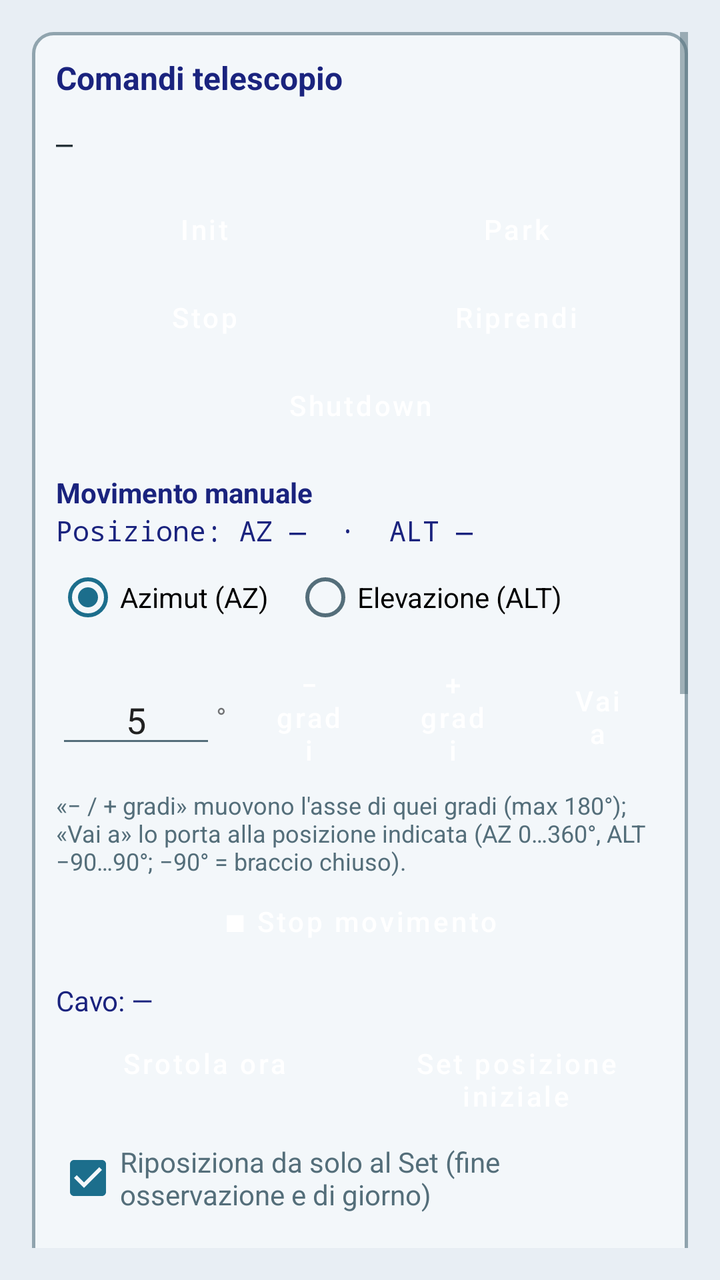
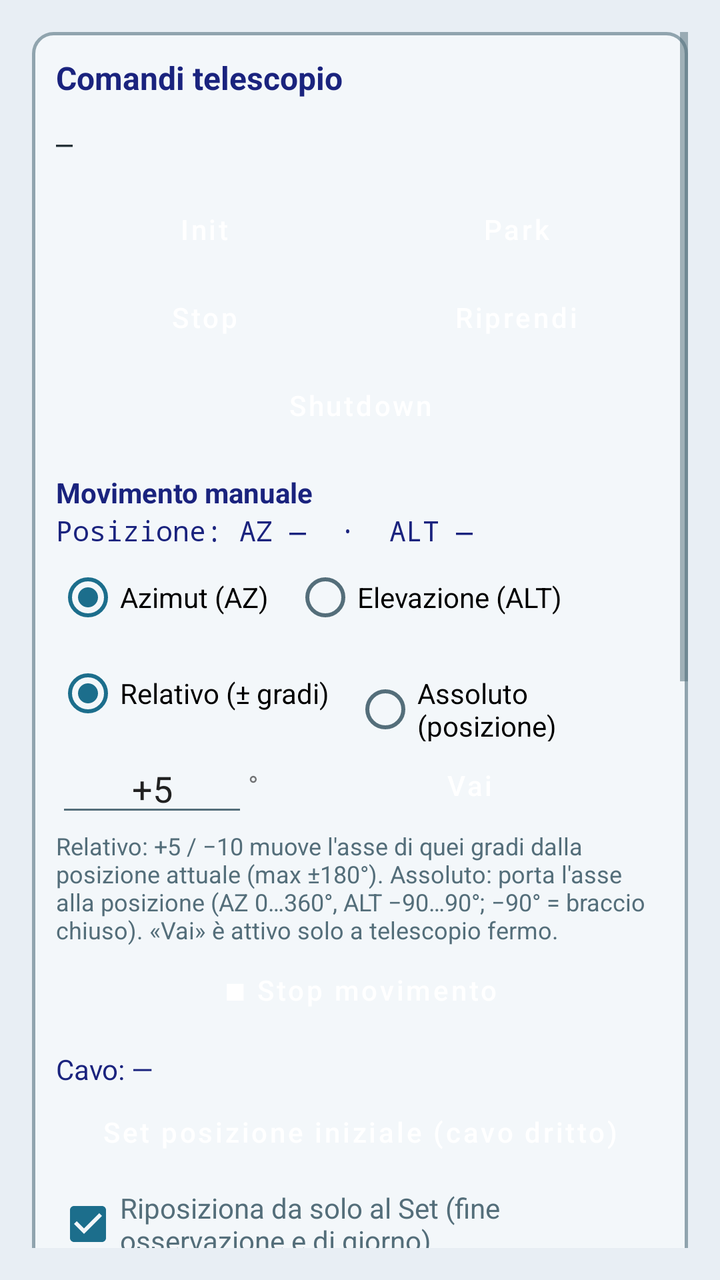

An Android layout rendered at two revisions. The XML below is the earlier revision; the diff shows what the commit changed to produce the second picture.
<!-- AndroidManifest.xml: application theme Theme.VesperaControl -->
<!-- res/layout/fragment_telescopio.xml -->
<?xml version="1.0" encoding="utf-8"?>
<ScrollView xmlns:android="http://schemas.android.com/apk/res/android"
    android:id="@+id/scrollTelescopio"
    android:layout_width="match_parent"
    android:layout_height="match_parent"
    android:background="@color/vespera_bg"
    android:padding="16dp">

    <LinearLayout
        android:layout_width="match_parent"
        android:layout_height="wrap_content"
        android:orientation="vertical"
        android:background="@drawable/bg_section_panel"
        android:padding="12dp">

        <TextView
            android:layout_width="match_parent"
            android:layout_height="wrap_content"
            android:text="@string/card_telescope"
            android:textColor="@color/vespera_title"
            android:textSize="16sp"
            android:textStyle="bold" />

        <TextView
            android:id="@+id/textTelStatus"
            android:layout_width="match_parent"
            android:layout_height="wrap_content"
            android:layout_marginTop="12dp"
            android:fontFamily="monospace"
            android:text="—"
            android:textColor="@color/vespera_text_secondary" />

        <LinearLayout
            android:layout_width="match_parent"
            android:layout_height="wrap_content"
            android:layout_marginTop="12dp"
            android:orientation="horizontal">

            <Button
                android:id="@+id/btnUnpark"
                style="@style/Widget.Vespera.Button.Primary"
                android:layout_width="0dp"
                android:layout_height="wrap_content"
                android:layout_weight="1"
                android:text="@string/btn_unpark" />

            <Button
                android:id="@+id/btnPark"
                style="@style/Widget.Vespera.Button.Primary"
                android:layout_width="0dp"
                android:layout_height="wrap_content"
                android:layout_marginStart="8dp"
                android:layout_weight="1"
                android:text="@string/btn_park" />
        </LinearLayout>

        <LinearLayout
            android:layout_width="match_parent"
            android:layout_height="wrap_content"
            android:orientation="horizontal">

            <Button
                android:id="@+id/btnAbort"
                style="@style/Widget.Vespera.Button.Danger"
                android:layout_width="0dp"
                android:layout_height="wrap_content"
                android:layout_weight="1"
                android:text="@string/btn_abort" />

            <Button
                android:id="@+id/btnGoto"
                style="@style/Widget.Vespera.Button.Primary"
                android:layout_width="0dp"
                android:layout_height="wrap_content"
                android:layout_marginStart="8dp"
                android:layout_weight="1"
                android:text="@string/btn_goto" />
        </LinearLayout>

        <Button
            android:id="@+id/btnShutdown"
            style="@style/Widget.Vespera.Button.Warn"
            android:layout_width="match_parent"
            android:layout_height="wrap_content"
            android:text="@string/btn_shutdown" />

        <TextView
            android:layout_width="match_parent"
            android:layout_height="wrap_content"
            android:layout_marginTop="12dp"
            android:text="Movimento manuale"
            android:textColor="@color/vespera_title"
            android:textStyle="bold" />

        <TextView
            android:id="@+id/textMotorPos"
            android:layout_width="match_parent"
            android:layout_height="wrap_content"
            android:fontFamily="monospace"
            android:text="Posizione: AZ —  ·  ALT —"
            android:textColor="@color/vespera_title" />

        <RadioGroup
            android:id="@+id/groupMotorAxis"
            android:layout_width="match_parent"
            android:layout_height="wrap_content"
            android:orientation="horizontal">

            <RadioButton
                android:id="@+id/radioAxisAz"
                android:layout_width="wrap_content"
                android:layout_height="wrap_content"
                android:checked="true"
                android:text="Azimut (AZ)" />

            <RadioButton
                android:id="@+id/radioAxisAlt"
                android:layout_width="wrap_content"
                android:layout_height="wrap_content"
                android:layout_marginStart="12dp"
                android:text="Elevazione (ALT)" />
        </RadioGroup>

        <LinearLayout
            android:layout_width="match_parent"
            android:layout_height="wrap_content"
            android:gravity="center_vertical"
            android:orientation="horizontal">

            <EditText
                android:id="@+id/editAzStep"
                android:layout_width="80dp"
                android:layout_height="wrap_content"
                android:gravity="center"
                android:hint="°"
                android:importantForAutofill="no"
                android:inputType="numberDecimal|numberSigned"
                android:text="5" />

            <TextView
                android:layout_width="wrap_content"
                android:layout_height="wrap_content"
                android:layout_marginEnd="8dp"
                android:text="°" />

            <Button
                android:id="@+id/btnAzMinus"
                style="@style/Widget.Vespera.Button.Primary"
                android:layout_width="0dp"
                android:layout_height="wrap_content"
                android:layout_weight="1"
                android:text="− gradi" />

            <Button
                android:id="@+id/btnAzPlus"
                style="@style/Widget.Vespera.Button.Primary"
                android:layout_width="0dp"
                android:layout_height="wrap_content"
                android:layout_marginStart="6dp"
                android:layout_weight="1"
                android:text="+ gradi" />

            <Button
                android:id="@+id/btnMotorGoto"
                style="@style/Widget.Vespera.Button.Primary"
                android:layout_width="0dp"
                android:layout_height="wrap_content"
                android:layout_marginStart="6dp"
                android:layout_weight="1"
                android:text="Vai a" />
        </LinearLayout>

        <TextView
            android:layout_width="match_parent"
            android:layout_height="wrap_content"
            android:text="«− / + gradi» muovono l'asse di quei gradi (max 180°); «Vai a» lo porta alla posizione indicata (AZ 0…360°, ALT −90…90°; −90° = braccio chiuso)."
            android:textColor="@color/vespera_muted"
            android:textSize="12sp" />

        <Button
            android:id="@+id/btnAzStop"
            style="@style/Widget.Vespera.Button.Danger"
            android:layout_width="match_parent"
            android:layout_height="wrap_content"
            android:text="■ Stop movimento" />

        <TextView
            android:id="@+id/textCable"
            android:layout_width="match_parent"
            android:layout_height="wrap_content"
            android:layout_marginTop="8dp"
            android:text="Cavo: —"
            android:textColor="@color/vespera_title" />

        <LinearLayout
            android:layout_width="match_parent"
            android:layout_height="wrap_content"
            android:orientation="horizontal">

            <Button
                android:id="@+id/btnCableUnwind"
                style="@style/Widget.Vespera.Button.Primary"
                android:layout_width="0dp"
                android:layout_height="wrap_content"
                android:layout_weight="1"
                android:text="Srotola ora" />

            <Button
                android:id="@+id/btnCableZero"
                style="@style/Widget.Vespera.Button.Primary"
                android:layout_width="0dp"
                android:layout_height="wrap_content"
                android:layout_marginStart="8dp"
                android:layout_weight="1"
                android:text="Set posizione iniziale" />
        </LinearLayout>

        <CheckBox
            android:id="@+id/checkCableAuto"
            android:layout_width="match_parent"
            android:layout_height="wrap_content"
            android:checked="true"
            android:text="Riposiziona da solo al Set (fine osservazione e di giorno)"
            android:textColor="@color/vespera_muted" />

        <TextView
            android:id="@+id/textTelescopioLog"
            android:layout_width="match_parent"
            android:layout_height="wrap_content"
            android:layout_marginTop="8dp"
            android:fontFamily="monospace"
            android:text="—"
            android:textColor="@color/vespera_muted" />

        <TextView
            android:layout_width="match_parent"
            android:layout_height="wrap_content"
            android:layout_marginTop="20dp"
            android:text="@string/telescope_section_details"
            android:textColor="@color/vespera_title"
            android:textStyle="bold" />

        <TextView
            android:id="@+id/textTelDetails"
            android:layout_width="match_parent"
            android:layout_height="wrap_content"
            android:layout_marginTop="8dp"
            android:fontFamily="monospace"
            android:lineSpacingExtra="2dp"
            android:text="—"
            android:textColor="@color/vespera_text_secondary" />

        <TextView
            android:layout_width="match_parent"
            android:layout_height="wrap_content"
            android:layout_marginTop="20dp"
            android:text="@string/telescope_section_observe"
            android:textColor="@color/vespera_title"
            android:textStyle="bold" />

        <TextView
            android:layout_width="match_parent"
            android:layout_height="wrap_content"
            android:layout_marginTop="4dp"
            android:text="@string/telescope_observe_hint"
            android:textColor="@color/vespera_muted"
            android:textSize="13sp" />

        <EditText
            android:id="@+id/editObserveQuery"
            android:layout_width="match_parent"
            android:layout_height="wrap_content"
            android:layout_marginTop="8dp"
            android:hint="@string/telescope_observe_query_hint"
            android:imeOptions="actionSearch"
            android:inputType="text"
            android:singleLine="true"
            android:textColor="@color/vespera_text"
            android:textColorHint="@color/vespera_muted" />

        <Button
            android:id="@+id/btnObserveSearch"
            style="@style/Widget.Vespera.Button.Primary"
            android:layout_width="match_parent"
            android:layout_height="wrap_content"
            android:text="@string/telescope_observe_search" />

        <TextView
            android:id="@+id/textObserveVisibility"
            android:layout_width="match_parent"
            android:layout_height="wrap_content"
            android:layout_marginTop="8dp"
            android:textColor="@color/vespera_text_secondary"
            android:textSize="13sp"
            android:visibility="gone" />

        <LinearLayout
            android:id="@+id/listObserveHits"
            android:layout_width="match_parent"
            android:layout_height="wrap_content"
            android:layout_marginTop="8dp"
            android:orientation="vertical"
            android:visibility="gone" />

        <ImageView
            android:id="@+id/imageObservePreview"
            android:layout_width="match_parent"
            android:layout_height="wrap_content"
            android:layout_marginTop="8dp"
            android:adjustViewBounds="true"
            android:background="@color/vespera_bg"
            android:contentDescription="@string/label_preview"
            android:maxHeight="280dp"
            android:scaleType="fitCenter"
            android:visibility="gone" />

        <TextView
            android:id="@+id/textObserveDetails"
            android:layout_width="match_parent"
            android:layout_height="wrap_content"
            android:layout_marginTop="8dp"
            android:textColor="@color/vespera_text_secondary"
            android:visibility="gone" />

        <Button
            android:id="@+id/btnFavToggle"
            style="@style/Widget.Vespera.Button.Slate"
            android:layout_width="match_parent"
            android:layout_height="wrap_content"
            android:layout_marginTop="4dp"
            android:text="@string/fav_add"
            android:visibility="gone" />

        <TextView
            android:id="@+id/textObserveSession"
            android:layout_width="match_parent"
            android:layout_height="wrap_content"
            android:layout_marginTop="4dp"
            android:textColor="@color/vespera_muted"
            android:textSize="13sp"
            android:visibility="gone" />

        <Button
            android:id="@+id/btnObserveStart"
            style="@style/Widget.Vespera.Button.Primary"
            android:layout_width="match_parent"
            android:layout_height="wrap_content"
            android:layout_marginTop="8dp"
            android:text="@string/telescope_observe_start"
            android:visibility="gone" />

        <Button
            android:id="@+id/btnObserveContinue"
            style="@style/Widget.Vespera.Button.Slate"
            android:layout_width="match_parent"
            android:layout_height="wrap_content"
            android:text="@string/telescope_observe_continue"
            android:visibility="gone" />

        <TextView
            android:id="@+id/textObserveResult"
            android:layout_width="match_parent"
            android:layout_height="wrap_content"
            android:layout_marginTop="8dp"
            android:textColor="@color/vespera_muted"
            android:visibility="gone" />

        <TextView
            android:id="@+id/textFavTitle"
            android:layout_width="match_parent"
            android:layout_height="wrap_content"
            android:layout_marginTop="20dp"
            android:text="@string/fav_section"
            android:textColor="@color/vespera_title"
            android:textStyle="bold" />

        <TextView
            android:layout_width="match_parent"
            android:layout_height="wrap_content"
            android:layout_marginTop="4dp"
            android:text="@string/fav_hint"
            android:textColor="@color/vespera_muted"
            android:textSize="13sp" />

        <LinearLayout
            android:layout_width="match_parent"
            android:layout_height="wrap_content"
            android:layout_marginTop="8dp"
            android:gravity="center_vertical"
            android:orientation="horizontal">

            <Button
                android:id="@+id/btnFavPrev"
                style="@style/Widget.Vespera.Button.Slate"
                android:layout_width="56dp"
                android:layout_height="wrap_content"
                android:text="‹"
                android:textSize="20sp" />

            <TextView
                android:id="@+id/textFavDay"
                android:layout_width="0dp"
                android:layout_height="wrap_content"
                android:layout_weight="1"
                android:gravity="center"
                android:textColor="@color/vespera_text"
                android:textStyle="bold" />

            <Button
                android:id="@+id/btnFavNext"
                style="@style/Widget.Vespera.Button.Slate"
                android:layout_width="56dp"
                android:layout_height="wrap_content"
                android:text="›"
                android:textSize="20sp" />
        </LinearLayout>

        <TextView
            android:id="@+id/textFavStatus"
            android:layout_width="match_parent"
            android:layout_height="wrap_content"
            android:layout_marginTop="4dp"
            android:textColor="@color/vespera_muted"
            android:textSize="13sp" />

        <LinearLayout
            android:id="@+id/listFavorites"
            android:layout_width="match_parent"
            android:layout_height="wrap_content"
            android:layout_marginTop="6dp"
            android:orientation="vertical" />

        <Button
            android:id="@+id/btnPlan"
            style="@style/Widget.Vespera.Button.Primary"
            android:layout_width="match_parent"
            android:layout_height="wrap_content"
            android:layout_marginTop="8dp"
            android:text="@string/plan_make" />

        <TextView
            android:id="@+id/textPlan"
            android:layout_width="match_parent"
            android:layout_height="wrap_content"
            android:layout_marginTop="6dp"
            android:textColor="@color/vespera_text_secondary"
            android:textSize="13sp"
            android:visibility="gone" />

        <LinearLayout
            android:id="@+id/listPlanPeriods"
            android:layout_width="match_parent"
            android:layout_height="wrap_content"
            android:layout_marginTop="4dp"
            android:orientation="vertical" />

        <Button
            android:id="@+id/btnPlanPropose"
            style="@style/Widget.Vespera.Button.Slate"
            android:layout_width="match_parent"
            android:layout_height="wrap_content"
            android:text="@string/plan_propose"
            android:visibility="gone" />

        <LinearLayout
            android:id="@+id/rowPlanActions"
            android:layout_width="match_parent"
            android:layout_height="wrap_content"
            android:orientation="horizontal"
            android:visibility="gone">

            <Button
                android:id="@+id/btnPlanSave"
                style="@style/Widget.Vespera.Button.Slate"
                android:layout_width="0dp"
                android:layout_height="wrap_content"
                android:layout_weight="1"
                android:text="@string/plan_save" />

            <Button
                android:id="@+id/btnPlanSend"
                style="@style/Widget.Vespera.Button.Primary"
                android:layout_width="0dp"
                android:layout_height="wrap_content"
                android:layout_marginStart="8dp"
                android:layout_weight="1"
                android:text="@string/plan_send" />
        </LinearLayout>

        <Button
            android:id="@+id/btnPlanDelete"
            style="@style/Widget.Vespera.Button.Danger"
            android:layout_width="match_parent"
            android:layout_height="wrap_content"
            android:text="@string/plan_delete"
            android:visibility="gone" />

        <TextView
            android:layout_width="match_parent"
            android:layout_height="wrap_content"
            android:layout_marginTop="12dp"
            android:text="@string/plan_helper_title"
            android:textColor="@color/vespera_title"
            android:textStyle="bold" />

        <TextView
            android:id="@+id/textPlanHelper"
            android:layout_width="match_parent"
            android:layout_height="wrap_content"
            android:layout_marginTop="4dp"
            android:textColor="@color/vespera_text"
            android:textSize="14sp" />

        <Button
            android:id="@+id/btnPlanCancel"
            style="@style/Widget.Vespera.Button.Warn"
            android:layout_width="match_parent"
            android:layout_height="wrap_content"
            android:text="@string/plan_cancel"
            android:visibility="gone" />

        <TextView
            android:id="@+id/textPlansTitle"
            android:layout_width="match_parent"
            android:layout_height="wrap_content"
            android:layout_marginTop="12dp"
            android:text="@string/plan_saved"
            android:textColor="@color/vespera_title"
            android:textStyle="bold"
            android:visibility="gone" />

        <LinearLayout
            android:id="@+id/listPlans"
            android:layout_width="match_parent"
            android:layout_height="wrap_content"
            android:layout_marginTop="4dp"
            android:orientation="vertical" />
    </LinearLayout>
</ScrollView>
<!-- resources referenced by this layout -->
<resources>
  <color name="vespera_bg">#FFE8EEF4</color>
  <color name="vespera_muted">#FF546E7A</color>
  <color name="vespera_text">#FF212121</color>
  <color name="vespera_text_secondary">#FF263238</color>
  <color name="vespera_title">#FF1A237E</color>
  <!-- drawable bg_section_panel (drawable) -->
  <?xml version="1.0" encoding="utf-8"?>
  <shape xmlns:android="http://schemas.android.com/apk/res/android"
      android:shape="rectangle">
      <solid android:color="@color/vespera_surface" />
      <corners android:radius="10dp" />
      <stroke
          android:width="1.5dp"
          android:color="@color/vespera_panel_stroke" />
  </shape>
  <string name="btn_abort">Stop</string>
  <string name="btn_goto">Riprendi</string>
  <string name="btn_park">Park</string>
  <string name="btn_shutdown">Shutdown</string>
  <string name="btn_unpark">Init</string>
  <string name="card_telescope">Comandi telescopio</string>
  <string name="fav_add">☆ Aggiungi ai preferiti</string>
  <string name="fav_hint">Ordinati per visibilità nella notte scelta (meteo + altezza). Tocca un oggetto per aprirlo.</string>
  <string name="fav_section">Preferiti</string>
  <string name="label_preview">Anteprima</string>
  <string name="plan_cancel">Annulla piano sull\'Helper</string>
  <string name="plan_delete">Elimina piano salvato</string>
  <string name="plan_helper_title">Piano caricato sull\'Helper</string>
  <string name="plan_make">Piano della notte (oggetti spuntati)</string>
  <string name="plan_propose">Proposta automatica</string>
  <string name="plan_save">Salva piano</string>
  <string name="plan_saved">Piani salvati</string>
  <string name="plan_send">Carica sull\'Helper</string>
  <string name="telescope_observe_continue">Continua multi-notte</string>
  <string name="telescope_observe_hint">Cerca in italiano o inglese, anche un nome parziale (Orione, Androm, M4). Se esce una lista, tocca la riga per foto e coordinate.</string>
  <string name="telescope_observe_query_hint">Es. M31, nebulosa di Orione, Androm</string>
  <string name="telescope_observe_search">Cerca</string>
  <string name="telescope_observe_start">Avvia</string>
  <string name="telescope_section_details">Stato dettagliato (Helper)</string>
  <string name="telescope_section_observe">Osserva</string>
  <style name="Widget.Vespera.Button.Danger" parent="Widget.Vespera.Button.Slate">
          <item name="backgroundTint">@color/vespera_rose</item>
      </style>
  <style name="Widget.Vespera.Button.Primary" parent="Widget.Vespera.Button.Slate">
          <item name="backgroundTint">@color/vespera_green</item>
      </style>
  <style name="Widget.Vespera.Button.Slate" parent="Widget.MaterialComponents.Button">
          <item name="backgroundTint">@color/vespera_slate</item>
          <item name="android:textColor">@color/white</item>
          <item name="cornerRadius">6dp</item>
          <item name="android:textAllCaps">false</item>
          <item name="android:minHeight">44dp</item>
          <item name="android:paddingTop">10dp</item>
          <item name="android:paddingBottom">10dp</item>
      </style>
  <style name="Widget.Vespera.Button.Warn" parent="Widget.Vespera.Button.Slate">
          <item name="backgroundTint">@color/vespera_terracotta</item>
      </style>
  <color name="vespera_surface">#FFF3F7FA</color>
  <color name="vespera_panel_stroke">#FF90A4AE</color>
  <color name="vespera_rose">#FFB05757</color>
  <color name="vespera_green">#FF3B7F55</color>
  <color name="vespera_slate">#FF4A6F86</color>
  <color name="white">#FFFFFFFF</color>
  <color name="vespera_terracotta">#FFC0724A</color>
  <color name="vespera_accent">#FF1C6E8C</color>
  <!-- unchanged entries left out for length: 1 -->
</resources>

<!-- the commit's change to res/layout/fragment_telescopio.xml (unified diff, before → after) -->
@@ -121,6 +121,27 @@
                 android:text="Elevazione (ALT)" />
         </RadioGroup>
 
+        <RadioGroup
+            android:id="@+id/groupMotorMode"
+            android:layout_width="match_parent"
+            android:layout_height="wrap_content"
+            android:orientation="horizontal">
+
+            <RadioButton
+                android:id="@+id/radioModeRel"
+                android:layout_width="wrap_content"
+                android:layout_height="wrap_content"
+                android:checked="true"
+                android:text="Relativo (± gradi)" />
+
+            <RadioButton
+                android:id="@+id/radioModeAbs"
+                android:layout_width="wrap_content"
+                android:layout_height="wrap_content"
+                android:layout_marginStart="12dp"
+                android:text="Assoluto (posizione)" />
+        </RadioGroup>
+
         <LinearLayout
             android:layout_width="match_parent"
             android:layout_height="wrap_content"
@@ -129,13 +150,13 @@
 
             <EditText
                 android:id="@+id/editAzStep"
-                android:layout_width="80dp"
+                android:layout_width="96dp"
                 android:layout_height="wrap_content"
                 android:gravity="center"
                 android:hint="°"
                 android:importantForAutofill="no"
                 android:inputType="numberDecimal|numberSigned"
-                android:text="5" />
+                android:text="+5" />
 
             <TextView
                 android:layout_width="wrap_content"
@@ -144,36 +165,18 @@
                 android:text="°" />
 
             <Button
-                android:id="@+id/btnAzMinus"
+                android:id="@+id/btnMotorGo"
                 style="@style/Widget.Vespera.Button.Primary"
                 android:layout_width="0dp"
                 android:layout_height="wrap_content"
                 android:layout_weight="1"
-                android:text="− gradi" />
-
-            <Button
-                android:id="@+id/btnAzPlus"
-                style="@style/Widget.Vespera.Button.Primary"
-                android:layout_width="0dp"
-                android:layout_height="wrap_content"
-                android:layout_marginStart="6dp"
-                android:layout_weight="1"
-                android:text="+ gradi" />
-
-            <Button
-                android:id="@+id/btnMotorGoto"
-                style="@style/Widget.Vespera.Button.Primary"
-                android:layout_width="0dp"
-                android:layout_height="wrap_content"
-                android:layout_marginStart="6dp"
-                android:layout_weight="1"
-                android:text="Vai a" />
+                android:text="Vai" />
         </LinearLayout>
 
         <TextView
             android:layout_width="match_parent"
             android:layout_height="wrap_content"
-            android:text="«− / + gradi» muovono l'asse di quei gradi (max 180°); «Vai a» lo porta alla posizione indicata (AZ 0…360°, ALT −90…90°; −90° = braccio chiuso)."
+            android:text="Relativo: +5 / −10 muove l'asse di quei gradi dalla posizione attuale (max ±180°). Assoluto: porta l'asse alla posizione (AZ 0…360°, ALT −90…90°; −90° = braccio chiuso). «Vai» è attivo solo a telescopio fermo."
             android:textColor="@color/vespera_muted"
             android:textSize="12sp" />
 
@@ -192,28 +195,12 @@
             android:text="Cavo: —"
             android:textColor="@color/vespera_title" />
 
-        <LinearLayout
-            android:layout_width="match_parent"
-            android:layout_height="wrap_content"
-            android:orientation="horizontal">
-
-            <Button
-                android:id="@+id/btnCableUnwind"
-                style="@style/Widget.Vespera.Button.Primary"
-                android:layout_width="0dp"
-                android:layout_height="wrap_content"
-                android:layout_weight="1"
-                android:text="Srotola ora" />
-
-            <Button
-                android:id="@+id/btnCableZero"
-                style="@style/Widget.Vespera.Button.Primary"
-                android:layout_width="0dp"
-                android:layout_height="wrap_content"
-                android:layout_marginStart="8dp"
-                android:layout_weight="1"
-                android:text="Set posizione iniziale" />
-        </LinearLayout>
+        <Button
+            android:id="@+id/btnCableZero"
+            style="@style/Widget.Vespera.Button.Primary"
+            android:layout_width="match_parent"
+            android:layout_height="wrap_content"
+            android:text="Set posizione iniziale (cavo dritto)" />
 
         <CheckBox
             android:id="@+id/checkCableAuto"
